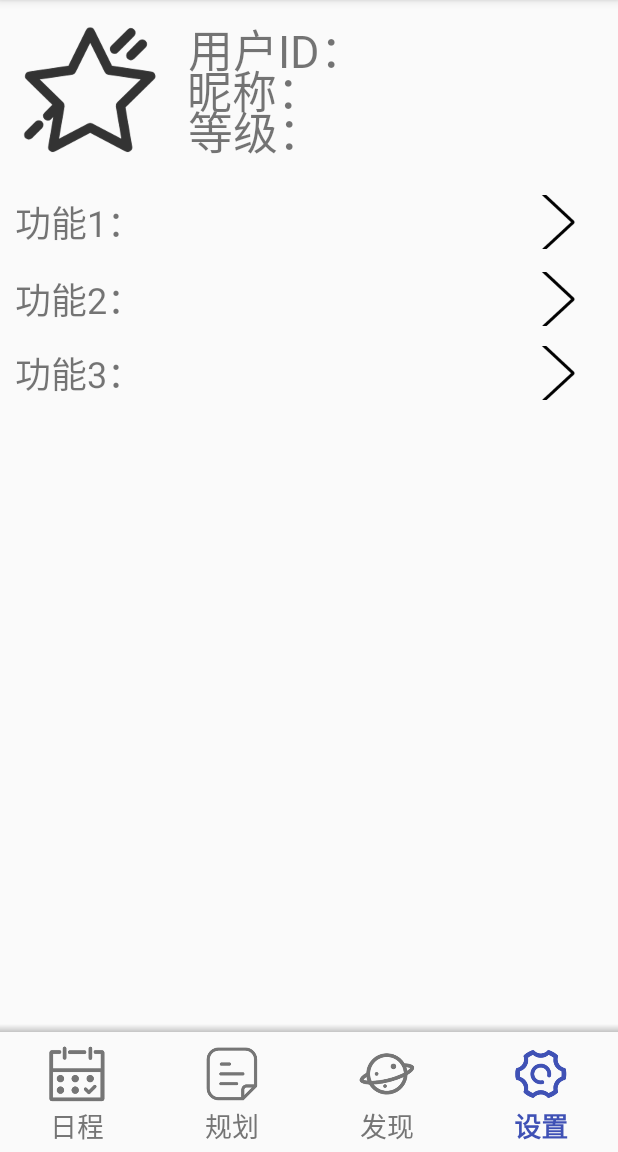
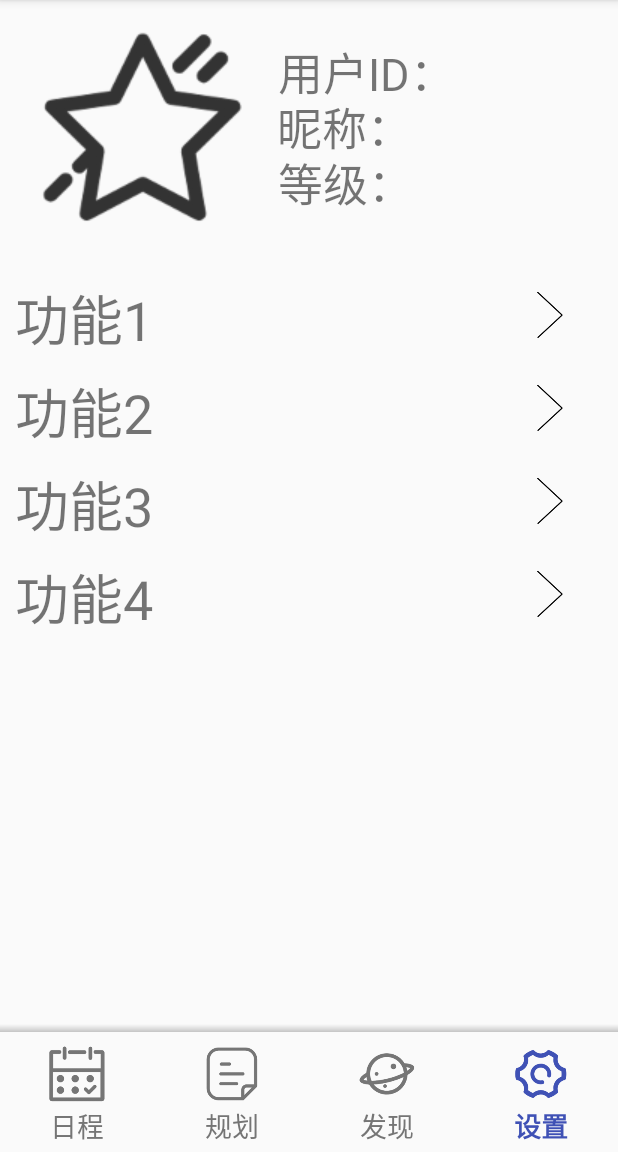
Before and after one commit to XJay18/Joy-plan, an Android app: the HomeFragment screen opened directly, with no data from a screen before it, item 4 of the bottom bar chosen, on a phone screen of 412 x 824 dp, the part 84-1236 px from its top. Run offline under Robolectric (Android 15) with nearby library versions, the phone set to English and light mode, and no system bars.

Commit message:
fqz size --jaycao

```diff
--- a/app/src/main/java/com/android/xjay/joyplan/CustomTimePicker.java
+++ b/app/src/main/java/com/android/xjay/joyplan/CustomTimePicker.java
@@ -1,6 +1,7 @@
 package com.android.xjay.joyplan;
 
 import android.app.Dialog;
+import android.app.Activity;
 import android.content.Context;
 import android.text.TextUtils;
 import android.view.Gravity;
--- a/app/src/main/java/com/android/xjay/joyplan/FqzActivity.java
+++ b/app/src/main/java/com/android/xjay/joyplan/FqzActivity.java
@@ -24,6 +24,7 @@ public class FqzActivity extends AppCompatActivity
     private TextView tv_pickertitle;
     private CustomTimePicker mTimePicker;
     private String[] sizeArray = {"1", "2", "3", "4", "5", "6", "7", "8"};
+    private boolean auxiliary =true;
 
     @Override
     protected void onCreate(Bundle savedInstanceState) {
@@ -42,7 +43,6 @@ public class FqzActivity extends AppCompatActivity
         starAdapter.setDropDownViewResource(R.layout.item_dropdown);
 
         Spinner sp = (Spinner) findViewById(R.id.sp_fqz_size);
-        sp.setPrompt("我的番茄篮子大小");
         sp.setAdapter(starAdapter);
         sp.setSelection(0);
         sp.setOnItemSelectedListener(new BasicSelectedListener());
@@ -86,8 +86,16 @@ public class FqzActivity extends AppCompatActivity
     }
 
     class BasicSelectedListener implements AdapterView.OnItemSelectedListener {
-        public void onItemSelected(AdapterView<?> arg0, View arg1, int arg2, long arg3) {
-            Toast.makeText(FqzActivity.this, "您选择的是"+sizeArray[arg2], Toast.LENGTH_LONG).show();
+        public void onItemSelected(AdapterView<?> parent, View view, int position, long id) {
+            if (auxiliary) {
+
+                // store the selected value into the memory
+                // TODO
+                // END
+
+                view.setVisibility(View.INVISIBLE);
+            }
+            auxiliary=false;
         }
 
         public void onNothingSelected(AdapterView<?> arg0) {
--- a/app/src/main/res/layout/dis_fqz.xml
+++ b/app/src/main/res/layout/dis_fqz.xml
@@ -102,6 +102,20 @@
                 />
         </LinearLayout>
 
+        <LinearLayout
+            android:layout_width="match_parent"
+            android:layout_height="wrap_content">
+            <TextView
+                android:layout_width="match_parent"
+                android:layout_height="wrap_content"
+                android:layout_marginTop="100dp"
+                android:gravity="center"
+                android:text="确认"
+                android:textSize="25sp"
+                android:textStyle="bold"
+                android:textColor="@color/date_picker_text_light"/>
+        </LinearLayout>
+
     </LinearLayout>
 
 </LinearLayout>
--- a/app/src/main/res/layout/fragment_setup.xml
+++ b/app/src/main/res/layout/fragment_setup.xml
@@ -1,7 +1,5 @@
 <?xml version="1.0" encoding="utf-8"?>
 <LinearLayout xmlns:android="http://schemas.android.com/apk/res/android"
-    xmlns:app="http://schemas.android.com/apk/res-auto"
-    xmlns:tools="http://schemas.android.com/tools"
     android:orientation="vertical"
     android:layout_width="match_parent"
     android:layout_height="match_parent">
@@ -9,19 +7,23 @@
         android:layout_marginTop="10dp"
         android:layout_width="match_parent"
         android:layout_height="wrap_content"
+        android:layout_marginStart="10dp"
+        android:layout_marginEnd="10dp"
         android:orientation="horizontal">
         <ImageView
             android:layout_marginStart="10dp"
             android:id="@+id/profile_photo"
-            android:layout_width="wrap_content"
-            android:layout_height="wrap_content"
+            android:layout_width="150dp"
+            android:layout_height="150dp"
             android:layout_gravity="left"
             android:src="@drawable/ic_act"/>
 
         <RelativeLayout
             android:layout_width="match_parent"
             android:layout_height="match_parent"
-            android:layout_marginStart="10dp">
+            android:layout_marginStart="10dp"
+            android:layout_marginTop="15dp"
+            android:layout_marginBottom="15dp">
 
             <TextView
                 android:layout_width="match_parent"
@@ -30,6 +32,7 @@
                 android:text="等级："
                 android:textSize="30sp"
                 android:layout_marginLeft="5dp"
+                style="@style/font_yy"
                 />
             <TextView
                 android:layout_width="match_parent"
@@ -38,7 +41,7 @@
                 android:text="昵称："
                 android:textSize="30sp"
                 android:layout_marginLeft="10dp"
-
+                style="@style/font_yy"
                 />
             <TextView
                 android:layout_width="match_parent"
@@ -51,75 +54,117 @@
                 />
         </RelativeLayout>
     </LinearLayout>
-    <RelativeLayout
-        android:layout_width="wrap_content"
-        android:layout_height="wrap_content">
+    <LinearLayout
+        android:id="@+id/ll_setup_fc1"
+        android:layout_width="match_parent"
+        android:layout_height="50dp"
+        android:layout_marginTop="25dp"
+        android:orientation="horizontal"
+        android:clickable="true"
+        >
+
         <TextView
-            android:id="@+id/textview1"
-            android:layout_width="match_parent"
-            android:layout_height="wrap_content"
-            android:layout_marginTop="20dp"
-            android:text="功能1："
-            android:gravity="left|center_vertical"
-            android:paddingLeft="10dp"
-            android:textSize="24sp"
-            />
-        <TextView
-            android:id="@+id/textview2"
-            android:layout_width="match_parent"
-            android:layout_height="wrap_content"
-            android:layout_below="@id/textview1"
-            android:layout_marginTop="15dp"
-            android:text="功能2："
-            android:gravity="center_vertical"
-            android:textSize="24sp"
-            android:paddingLeft="10dp"
+            android:layout_width="wrap_content"
+            android:layout_height="match_parent"
+            android:layout_marginStart="10dp"
+            android:gravity="start"
+            android:text="功能1"
+            android:textSize="36sp"
+            android:layout_weight="1"
             />
 
+        <ImageView
+            android:layout_width="40dp"
+            android:layout_height="40dp"
+            android:layout_gravity="center"
+            android:background="@drawable/ic_right"
+            android:layout_marginEnd="25dp"
+            android:layout_weight="0"/>
+    </LinearLayout>
+
+    <LinearLayout
+        android:id="@+id/ll_setup_fc2"
+        android:layout_width="match_parent"
+        android:layout_height="50dp"
+        android:layout_marginTop="12dp"
+        android:orientation="horizontal"
+        android:clickable="true"
+        >
+
         <TextView
-            android:id="@+id/textview3"
-            android:layout_width="match_parent"
-            android:layout_height="wrap_content"
-            android:layout_below="@id/textview2"
-            android:layout_marginTop="13dp"
-            android:gravity="left|center_vertical"
-            android:paddingLeft="10dp"
-            android:text="功能3："
-            android:textSize="24sp" />
-        <Button
             android:layout_width="wrap_content"
-            android:layout_height="wrap_content"
-            android:id="@+id/button1"
-            android:layout_alignRight="@id/textview1"
-            android:layout_alignBottom="@id/textview1"
-            android:text=""
-            android:drawableLeft="@drawable/ic_right"
-            android:background="@android:color/transparent"
-            android:layout_marginTop="20dp" />
+            android:layout_height="match_parent"
+            android:layout_marginStart="10dp"
+            android:gravity="start"
+            android:text="功能2"
+            android:textSize="36sp"
+            android:layout_weight="1"
+            />
 
+        <ImageView
+            android:layout_width="40dp"
+            android:layout_height="40dp"
+            android:layout_gravity="center"
+            android:background="@drawable/ic_right"
+            android:layout_marginEnd="25dp"
+            android:layout_weight="0"/>
+    </LinearLayout>
 
-        <Button
+    <LinearLayout
+        android:id="@+id/ll_setup_fc3"
+        android:layout_width="match_parent"
+        android:layout_height="50dp"
+        android:layout_marginTop="12dp"
+        android:orientation="horizontal"
+        android:clickable="true"
+        >
+
+        <TextView
             android:layout_width="wrap_content"
-            android:layout_height="wrap_content"
-            android:id="@+id/button2"
-            android:layout_alignRight="@id/textview2"
-            android:layout_alignBottom="@id/textview2"
-            android:layout_alignTop="@id/textview2"
-            android:drawableLeft="@drawable/ic_right"
-            android:text=""
-            android:background="@android:color/transparent"/>
+            android:layout_height="match_parent"
+            android:layout_marginStart="10dp"
+            android:gravity="start"
+            android:text="功能3"
+            android:textSize="36sp"
+            android:layout_weight="1"
+            />
 
-        <Button
+        <ImageView
+            android:layout_width="40dp"
+            android:layout_height="40dp"
+            android:layout_gravity="center"
+            android:background="@drawable/ic_right"
+            android:layout_marginEnd="25dp"
+            android:layout_weight="0"/>
+    </LinearLayout>
+
+    <LinearLayout
+        android:id="@+id/ll_setup_fc4"
+        android:layout_width="match_parent"
+        android:layout_height="50dp"
+        android:layout_marginTop="12dp"
+        android:orientation="horizontal"
+        android:clickable="true"
+        >
+
+        <TextView
             android:layout_width="wrap_content"
-            android:layout_height="wrap_content"
-            android:id="@+id/button3"
-            android:layout_alignRight="@id/textview3"
-            android:layout_alignBottom="@id/textview3"
-            android:drawableLeft="@drawable/ic_right"
-            android:layout_alignTop="@id/textview3"
-            android:text=""
-            android:background="@android:color/transparent" />
-    </RelativeLayout>
+            android:layout_height="match_parent"
+            android:layout_marginStart="10dp"
+            android:gravity="start"
+            android:text="功能4"
+            android:textSize="36sp"
+            android:layout_weight="1"
+            />
+
+        <ImageView
+            android:layout_width="40dp"
+            android:layout_height="40dp"
+            android:layout_gravity="center"
+            android:background="@drawable/ic_right"
+            android:layout_marginEnd="25dp"
+            android:layout_weight="0"/>
+    </LinearLayout>
     <TextView
         android:layout_width="match_parent"
         android:layout_height="0dp"
```
